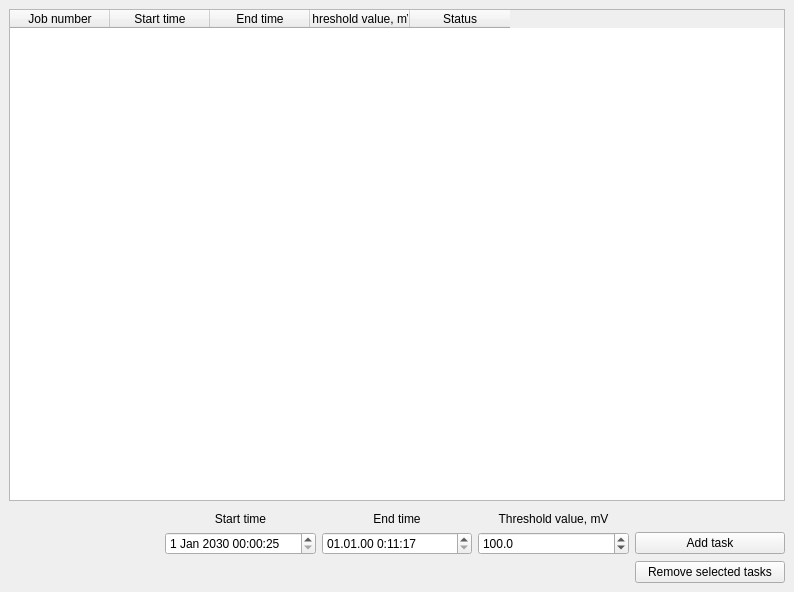
This is template_schedule.ui in arktrin/pulse-packet-receiver as Qt 5 draws it before an edit. The edited form follows.
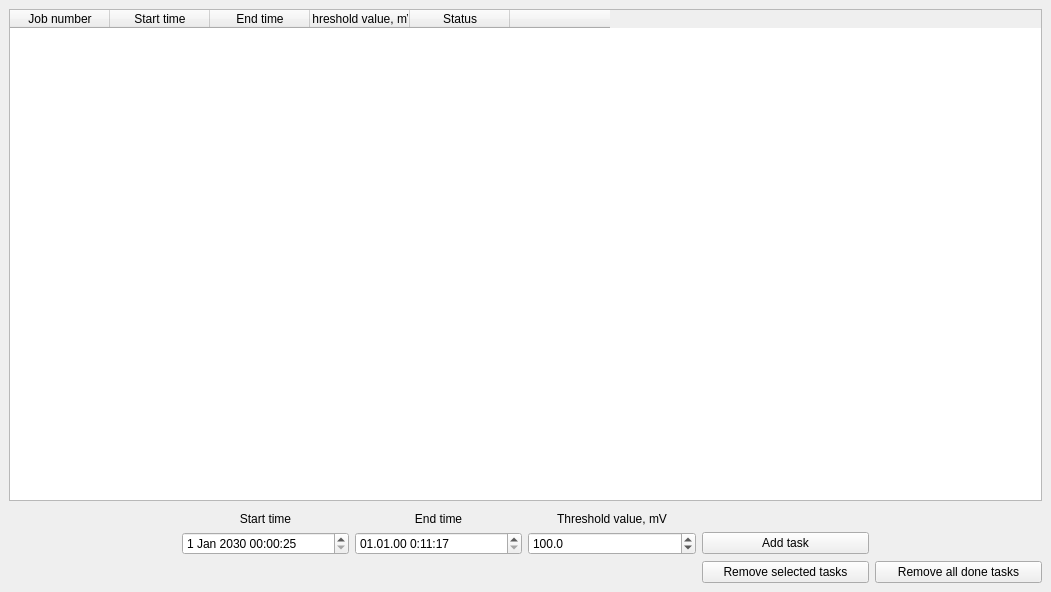
This is the edited form.

Commit message: remove row in table using button click

```diff
--- a/template_schedule.ui
+++ b/template_schedule.ui
@@ -6,7 +6,7 @@
    <rect>
     <x>0</x>
     <y>0</y>
-    <width>794</width>
+    <width>1051</width>
     <height>592</height>
    </rect>
   </property>
@@ -45,6 +45,11 @@
         <string>Status</string>
        </property>
       </column>
+      <column>
+       <property name="text">
+        <string> </string>
+       </property>
+      </column>
      </widget>
     </item>
     <item>
@@ -199,6 +204,13 @@
         </property>
        </widget>
       </item>
+      <item row="2" column="5">
+       <widget class="QPushButton" name="pushButton">
+        <property name="text">
+         <string>Remove all done tasks</string>
+        </property>
+       </widget>
+      </item>
      </layout>
     </item>
    </layout>
```
Left out of the diff: 2 changed lines with no effect on the pictures. The commit also changes 3 other files.
